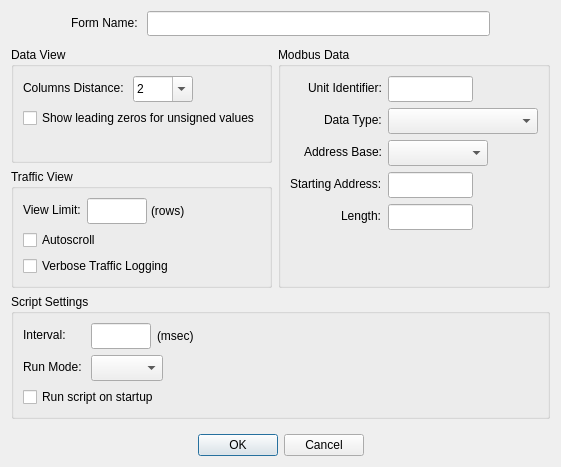
Old version of the form src/dialogs/dialogdisplaydefinition.ui in the repository sanny32/OpenModSim.
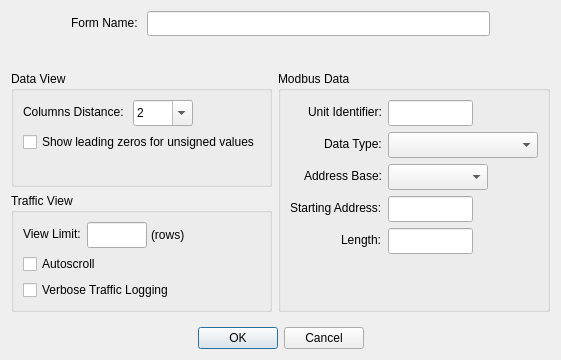
New version of the form. Custom widgets are drawn as their Qt base class.

Commit message: feat: Implement context menu for project tree with delete options and enhance form/script management

The edit to the form file:
```diff
--- a/src/dialogs/dialogdisplaydefinition.ui
+++ b/src/dialogs/dialogdisplaydefinition.ui
@@ -7,7 +7,7 @@
     <x>0</x>
     <y>0</y>
     <width>548</width>
-    <height>467</height>
+    <height>360</height>
    </rect>
   </property>
   <property name="windowTitle">
@@ -350,85 +350,7 @@
      </property>
     </widget>
    </item>
-   <item row="3" column="0" colspan="3">
-    <widget class="QGroupBox" name="groupBoxScriptSettings">
-     <property name="title">
-      <string>Script Settings</string>
-     </property>
-     <layout class="QFormLayout" name="formLayout_5">
-      <item row="0" column="0">
-       <widget class="QLabel" name="labelInterval">
-        <property name="text">
-         <string>Interval: </string>
-        </property>
-       </widget>
-      </item>
-      <item row="0" column="1">
-       <layout class="QHBoxLayout" name="horizontalLayout_3">
-        <item>
-         <widget class="NumericLineEdit" name="lineEditScriptInterval">
-          <property name="sizePolicy">
-           <sizepolicy hsizetype="Fixed" vsizetype="Fixed">
-            <horstretch>0</horstretch>
-            <verstretch>0</verstretch>
-           </sizepolicy>
-          </property>
-          <property name="minimumSize">
-           <size>
-            <width>0</width>
-            <height>26</height>
-           </size>
-          </property>
-          <property name="maximumSize">
-           <size>
-            <width>60</width>
-            <height>16777215</height>
-           </size>
-          </property>
-         </widget>
-        </item>
-        <item>
-         <widget class="QLabel" name="label">
-          <property name="text">
-           <string>(msec)</string>
-          </property>
-         </widget>
-        </item>
-       </layout>
-      </item>
-      <item row="1" column="0">
-       <widget class="QLabel" name="labelRunMode">
-        <property name="text">
-         <string>Run Mode: </string>
-        </property>
-       </widget>
-      </item>
-      <item row="1" column="1">
-       <widget class="RunModeComboBox" name="comboBoxScriptRunMode">
-        <property name="sizePolicy">
-         <sizepolicy hsizetype="Fixed" vsizetype="Fixed">
-          <horstretch>0</horstretch>
-          <verstretch>0</verstretch>
-         </sizepolicy>
-        </property>
-        <property name="minimumSize">
-         <size>
-          <width>0</width>
-          <height>26</height>
-         </size>
-        </property>
-       </widget>
-      </item>
-      <item row="2" column="0" colspan="2">
-       <widget class="QCheckBox" name="checkBoxRunOnStartup">
-        <property name="text">
-         <string>Run script on startup</string>
-        </property>
-       </widget>
-      </item>
-     </layout>
-    </widget>
-   </item>
+
    <item row="0" column="0" colspan="3">
     <layout class="QFormLayout" name="formLayout_2">
      <property name="formAlignment">
@@ -497,11 +419,6 @@
    <extends>QComboBox</extends>
    <header>addressbasecombobox.h</header>
   </customwidget>
-  <customwidget>
-   <class>RunModeComboBox</class>
-   <extends>QComboBox</extends>
-   <header>runmodecombobox.h</header>
-  </customwidget>
  </customwidgets>
  <tabstops>
   <tabstop>lineEditSlaveAddress</tabstop>
```
The commit also changes 13 other files.
